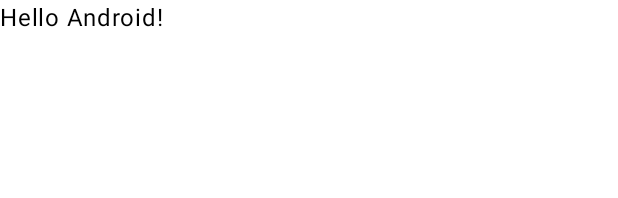
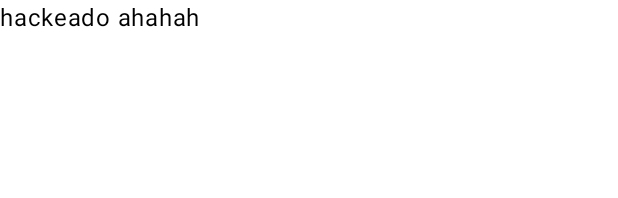
Before and after one commit to Jo6o43/Plataformas_Moveis, an Android app built with Jetpack Compose: the @Preview function GreetingPreview, on a phone screen of 412 x 824 dp. Shown: the top 198 px of the screen. Run offline under Robolectric (Android 15) with nearby library versions, the phone set to English and light mode, and no system bars.

Commit message:
Update 1 - not working yet

```diff
--- a/app/src/main/java/com/example/calculatorapp/MainActivity.kt
+++ b/app/src/main/java/com/example/calculatorapp/MainActivity.kt
@@ -33,7 +33,7 @@
 @Composable
 fun Greeting(name: String, modifier: Modifier = Modifier) {
     Text(
-        text = "Hello $name!",
+        text = "hackeado ahahah",
         modifier = modifier
     )
 }
```
Also changed, not shown: app/src/main/java/com/example/calculatorapp/Calculator.kt (added, +31 -0 lines).
